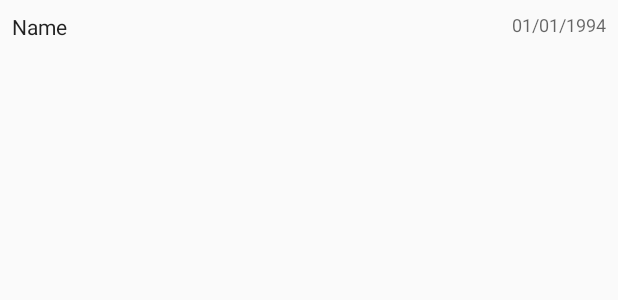
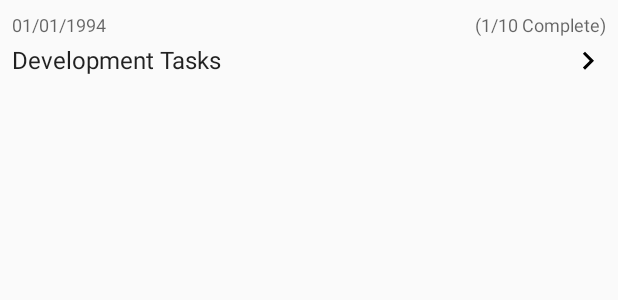
Before and after one commit to b-reynolds/sticky-lists, an Android app: the layout row_list_entries.xml on its own in the app's theme, with its tools: preview values and no code run, on a phone screen of 412 x 824 dp. Shown: the top 300 px of the screen. Run offline under Robolectric (Android 15) with nearby library versions, the light colour scheme and no system bars.

Commit message:
Extend ListEntry with getListItemsCompleted method and update user interface to show number of items/completed items

```diff
--- a/app/src/main/java/io/benreynolds/listcrafter/ListEntry.java
+++ b/app/src/main/java/io/benreynolds/listcrafter/ListEntry.java
@@ -94,4 +94,18 @@ public class ListEntry implements Serializable {
         return mListItems;
     }
 
+    /**
+     * Returns the number of '{@code ListItem}'s belonging to the {@code ListEntry} that are completed.
+     * @return Number of '{@code ListItem}'s belonging to the {@code ListEntry} that are completed.
+     */
+    public int getListItemsCompleted() {
+        int itemsCompleted = 0;
+        for(ListItem listItem : getListItems()) {
+            if(listItem.isCompleted()) {
+                itemsCompleted++;
+            }
+        }
+        return itemsCompleted;
+    }
+
 }
--- a/app/src/main/java/io/benreynolds/listcrafter/ListEntryListAdapter.java
+++ b/app/src/main/java/io/benreynolds/listcrafter/ListEntryListAdapter.java
@@ -13,8 +13,11 @@ import java.util.ArrayList;
 
 public class ListEntryListAdapter extends ArrayAdapter<ListEntry> {
 
+    private final Context mContext;
+
     ListEntryListAdapter(Context context, ArrayList<ListEntry> listEntries) {
         super(context, 0, listEntries);
+        mContext = context;
     }
 
     @NonNull
@@ -27,10 +30,12 @@ public class ListEntryListAdapter extends ArrayAdapter<ListEntry> {
 
         TextView tvName = convertView.findViewById(R.id.tvName);
         TextView tvDateCreated = convertView.findViewById(R.id.tvDateCreated);
+        TextView tvItemsCompleted = convertView.findViewById(R.id.tvItemsCompleted);
 
         if(listEntry != null) {
             tvName.setText(listEntry.getName());
             tvDateCreated.setText(DateFormat.format("dd/MM/yyyy", listEntry.getDateCreated()).toString());
+            tvItemsCompleted.setText(String.format(mContext.getString(R.string.list_entry_adapter_items_completed), listEntry.getListItemsCompleted(), listEntry.getListItems().size()));
         }
 
         return convertView;
--- /dev/null
+++ b/app/src/main/res/drawable/ic_arrow_right_24dp.xml
@@ -0,0 +1,9 @@
+<vector xmlns:android="http://schemas.android.com/apk/res/android"
+        android:width="24dp"
+        android:height="24dp"
+        android:viewportWidth="24.0"
+        android:viewportHeight="24.0">
+    <path
+        android:fillColor="#FF000000"
+        android:pathData="M8.59,16.34l4.58,-4.59 -4.58,-4.59L10,5.75l6,6 -6,6z"/>
+</vector>
--- a/app/src/main/res/layout/row_list_entries.xml
+++ b/app/src/main/res/layout/row_list_entries.xml
@@ -12,24 +12,48 @@
         android:layout_height="wrap_content"
         android:layout_marginEnd="8dp"
         android:layout_marginStart="8dp"
+        android:layout_marginTop="4dp"
         android:paddingBottom="8dp"
-        android:paddingTop="8dp"
-        android:textAppearance="@style/TextAppearance.AppCompat.Body1"
-        app:layout_constraintEnd_toStartOf="@+id/tvDateCreated"
+        android:paddingTop="0dp"
+        android:textAlignment="textStart"
+        android:textAppearance="@style/TextAppearance.AppCompat.Subhead"
+        app:layout_constraintEnd_toStartOf="@+id/imageView"
         app:layout_constraintStart_toStartOf="parent"
-        app:layout_constraintTop_toTopOf="parent"
-        tools:text="Name" />
+        app:layout_constraintTop_toBottomOf="@+id/tvDateCreated"
+        tools:text="Development Tasks" />
 
     <TextView
         android:id="@+id/tvDateCreated"
         android:layout_width="wrap_content"
         android:layout_height="wrap_content"
+        android:layout_marginStart="8dp"
+        android:paddingBottom="0dp"
+        android:paddingTop="8dp"
+        android:textAppearance="@style/TextAppearance.AppCompat.Caption"
+        app:layout_constraintStart_toStartOf="parent"
+        app:layout_constraintTop_toTopOf="parent"
+        tools:text="01/01/1994" />
+
+    <TextView
+        android:id="@+id/tvItemsCompleted"
+        android:layout_width="wrap_content"
+        android:layout_height="wrap_content"
         android:layout_marginEnd="8dp"
-        android:paddingBottom="8dp"
-        android:paddingTop="8dp"
+        android:layout_marginTop="8dp"
         android:textAppearance="@style/TextAppearance.AppCompat.Caption"
         app:layout_constraintEnd_toEndOf="parent"
         app:layout_constraintTop_toTopOf="parent"
-        tools:text="01/01/1994" />
+        tools:text="(1/10 Complete)" />
+
+    <ImageView
+        android:id="@+id/imageView"
+        android:layout_width="wrap_content"
+        android:layout_height="wrap_content"
+        android:layout_marginEnd="8dp"
+        android:layout_marginTop="4dp"
+        android:paddingBottom="8dp"
+        app:layout_constraintEnd_toEndOf="parent"
+        app:layout_constraintTop_toBottomOf="@+id/tvItemsCompleted"
+        app:srcCompat="@drawable/ic_arrow_right_24dp" />
 
 </android.support.constraint.ConstraintLayout>
```
